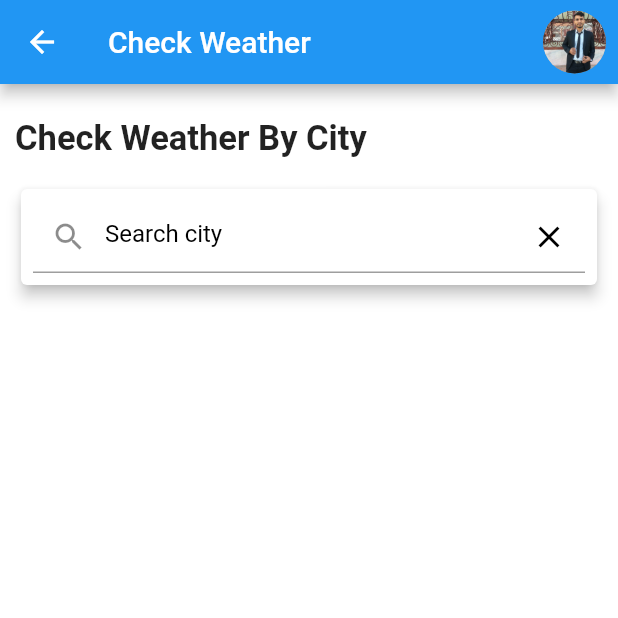
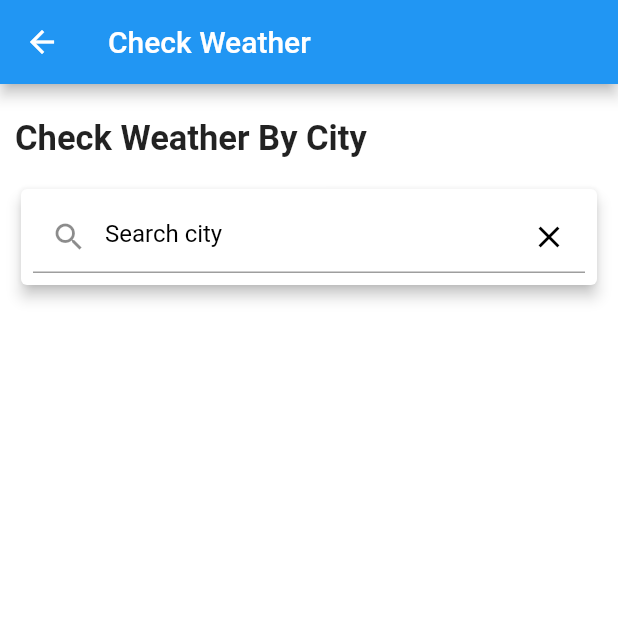
Before and after one commit to arjunbhandari3/weather_station_app, a Flutter app: the SearchWeatherScreen screen opened by its route, on a phone screen of 412 x 824 dp, the top half of it. Run offline on Flutter 3.47's test engine with Material 2 defaults, Android fonts, the phone set to English and light mode, and no system bars; our stand-ins replace bloc, connectivity, curved_navigation_bar, equatable, flutter_bloc, native_widgets and 1 more; missing offline and left inert: a package; accounts and stored records are empty; generated files the repository leaves out were written again; network calls fail; Roboto replaces fonts that are missing (Butler).

Commit message:
Update check_weather.dart

```diff
--- a/lib/src/screens/check_weather.dart
+++ b/lib/src/screens/check_weather.dart
@@ -47,16 +47,6 @@ class _SearchWeatherScreenState extends State<SearchWeatherScreen> {
     return Scaffold(
       appBar: AppBar(
         title: Text("Check Weather"),
-        actions: <Widget>[
-          new Container(
-            margin: const EdgeInsets.all(7.0),
-            child: new CircleAvatar(
-              backgroundImage: new AssetImage('assets/profile.JPG'),
-              radius: 22.0,
-              backgroundColor: Colors.grey,
-            ),
-          ),
-        ],
       ),
       body: Container(
         padding: EdgeInsets.only(left: 10, right: 10, top: 15),
```
